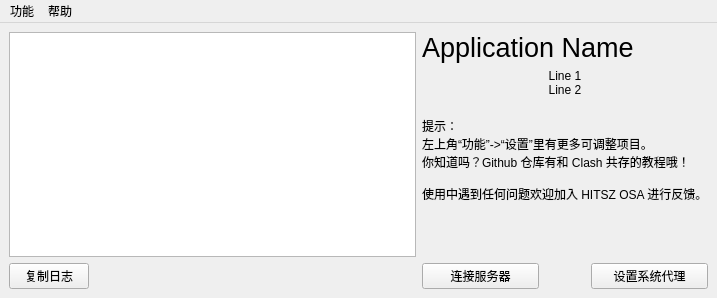
The window that mainwindow.ui (Mythologyli/ZJU-Connect-for-Windows) describes before a commit, drawn with Qt 5.
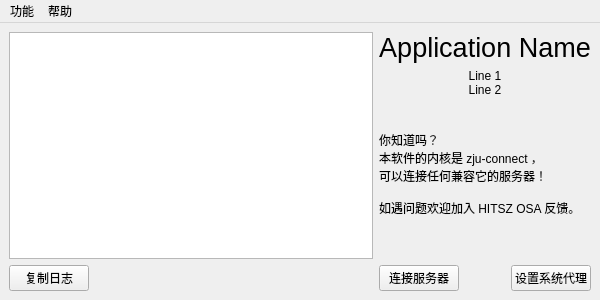
The same window after the commit.

Commit message: rename: EZ4Connect

```diff
--- a/mainwindow.ui
+++ b/mainwindow.ui
@@ -6,8 +6,8 @@
    <rect>
     <x>0</x>
     <y>0</y>
-    <width>717</width>
-    <height>298</height>
+    <width>600</width>
+    <height>300</height>
    </rect>
   </property>
   <widget class="QWidget" name="centralWidget">
@@ -61,6 +61,9 @@
       <property name="text">
        <string>Application Name</string>
       </property>
+      <property name="alignment">
+       <set>Qt::AlignmentFlag::AlignCenter</set>
+      </property>
      </widget>
     </item>
     <item row="8" column="0">
@@ -110,11 +113,12 @@
     <item row="2" column="1" colspan="3">
      <widget class="QLabel" name="accountLabel">
       <property name="text">
-       <string>提示：
-左上角“功能”-&gt;“设置”里有更多可调整项目。
-你知道吗？Github 仓库有和 Clash 共存的教程哦！
+       <string>
+你知道吗？
+本软件的内核是 zju-connect ，
+可以连接任何兼容它的服务器！
 
-使用中遇到任何问题欢迎加入 HITSZ OSA 进行反馈。</string>
+如遇问题欢迎加入 HITSZ OSA 反馈。</string>
       </property>
      </widget>
     </item>
@@ -125,8 +129,8 @@
     <rect>
      <x>0</x>
      <y>0</y>
-     <width>717</width>
-     <height>22</height>
+     <width>700</width>
+     <height>33</height>
     </rect>
    </property>
    <property name="styleSheet">
```
Left out of the diff: 8 changed lines with no effect on the pictures. The commit also changes 6 other files.
